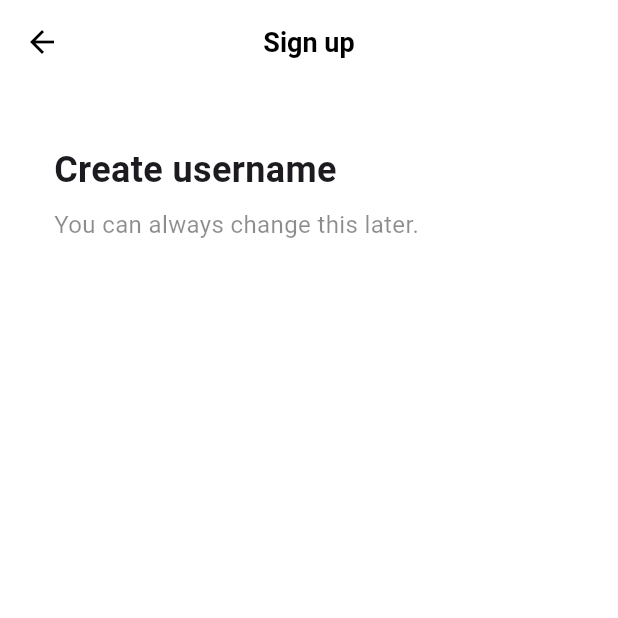
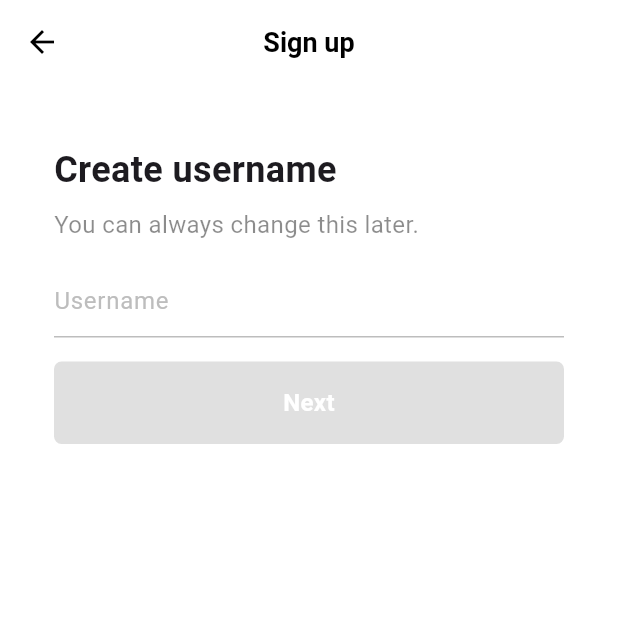
Before and after one commit to helious23/tiktok_clone_again, a Flutter app: the screen it shows after launch, after a tap on "Use email & password", on a phone screen of 412 x 824 dp, the top half of it. Run offline on Flutter 3.47's test engine with Material 3 defaults, Android fonts, the phone set to English and light mode, and no system bars; our stand-ins replace font_awesome_flutter.

Commit message:
#4.4 Username Screen

```diff
--- a/lib/features/authentication/email_screen.dart
+++ /dev/null
@@ -1,39 +0,0 @@
-import 'package:flutter/material.dart';
-import 'package:tiktok_clone/constants/gaps.dart';
-import 'package:tiktok_clone/constants/sizes.dart';
-
-class EmailScreen extends StatelessWidget {
-  const EmailScreen({super.key});
-
-  @override
-  Widget build(BuildContext context) {
-    return Scaffold(
-      appBar: AppBar(title: Text('Sign up')),
-      body: Padding(
-        padding: const EdgeInsets.symmetric(horizontal: Sizes.size36),
-        child: Column(
-          crossAxisAlignment: CrossAxisAlignment.start,
-          children: [
-            Gaps.v40,
-            Text(
-              "Create username",
-              style: TextStyle(
-                fontSize: Sizes.size24,
-                fontWeight: FontWeight.w700,
-              ),
-            ),
-            Gaps.v8,
-            Text(
-              "You can always change this later.",
-              style: TextStyle(
-                fontSize: Sizes.size16,
-                color: Colors.black45,
-              ),
-            ),
-            Gaps.v40,
-          ],
-        ),
-      ),
-    );
-  }
-}
--- a/lib/features/authentication/login_screen.dart
+++ b/lib/features/authentication/login_screen.dart
@@ -2,7 +2,7 @@ import 'package:flutter/material.dart';
 import 'package:font_awesome_flutter/font_awesome_flutter.dart';
 import 'package:tiktok_clone/constants/gaps.dart';
 import 'package:tiktok_clone/constants/sizes.dart';
-import 'package:tiktok_clone/features/authentication/email_screen.dart';
+import 'package:tiktok_clone/features/authentication/username_screen.dart';
 import 'package:tiktok_clone/features/authentication/widgets/auth_button.dart';
 
 class LoginScreen extends StatelessWidget {
@@ -41,25 +41,25 @@ class LoginScreen extends StatelessWidget {
               AuthButton(
                 text: 'Use email & password',
                 icon: FaIcon(FontAwesomeIcons.user),
-                page: EmailScreen(),
+                page: UsernameScreen(),
               ),
               Gaps.v16,
               AuthButton(
                 text: 'Continue with Facebook',
                 icon: FaIcon(FontAwesomeIcons.facebook),
-                page: EmailScreen(),
+                page: UsernameScreen(),
               ),
               Gaps.v16,
               AuthButton(
                 text: 'Continue with Apple',
                 icon: FaIcon(FontAwesomeIcons.apple),
-                page: EmailScreen(),
+                page: UsernameScreen(),
               ),
               Gaps.v16,
               AuthButton(
                 text: 'Continue with Google',
                 icon: FaIcon(FontAwesomeIcons.google),
-                page: EmailScreen(),
+                page: UsernameScreen(),
               ),
             ],
           ),
--- a/lib/features/authentication/sign_up_screen.dart
+++ b/lib/features/authentication/sign_up_screen.dart
@@ -3,7 +3,7 @@ import 'package:font_awesome_flutter/font_awesome_flutter.dart';
 import 'package:tiktok_clone/constants/gaps.dart';
 import 'package:tiktok_clone/constants/sizes.dart';
 import 'package:tiktok_clone/features/authentication/login_screen.dart';
-import 'package:tiktok_clone/features/authentication/email_screen.dart';
+import 'package:tiktok_clone/features/authentication/username_screen.dart';
 import 'package:tiktok_clone/features/authentication/widgets/auth_button.dart';
 
 class SignUpScreen extends StatelessWidget {
@@ -44,25 +44,25 @@ class SignUpScreen extends StatelessWidget {
               AuthButton(
                 text: 'Use email & password',
                 icon: FaIcon(FontAwesomeIcons.user),
-                page: EmailScreen(),
+                page: UsernameScreen(),
               ),
               Gaps.v16,
               AuthButton(
                 text: 'Continue with Facebook',
                 icon: FaIcon(FontAwesomeIcons.facebook),
-                page: EmailScreen(),
+                page: UsernameScreen(),
               ),
               Gaps.v16,
               AuthButton(
                 text: 'Continue with Apple',
                 icon: FaIcon(FontAwesomeIcons.apple),
-                page: EmailScreen(),
+                page: UsernameScreen(),
               ),
               Gaps.v16,
               AuthButton(
                 text: 'Continue with Google',
                 icon: FaIcon(FontAwesomeIcons.google),
-                page: EmailScreen(),
+                page: UsernameScreen(),
               ),
             ],
           ),
--- a/lib/features/authentication/username_screen.dart
+++ b/lib/features/authentication/username_screen.dart
@@ -0,0 +1,98 @@
+import 'package:flutter/material.dart';
+import 'package:tiktok_clone/constants/gaps.dart';
+import 'package:tiktok_clone/constants/sizes.dart';
+
+class UsernameScreen extends StatefulWidget {
+  const UsernameScreen({super.key});
+
+  @override
+  State<UsernameScreen> createState() => _UsernameScreenState();
+}
+
+class _UsernameScreenState extends State<UsernameScreen> {
+  final TextEditingController _usernameController =
+      TextEditingController();
+
+  String _username = '';
+
+  @override
+  void initState() {
+    super.initState();
+    _usernameController.addListener(() {
+      setState(() {
+        _username = _usernameController.text;
+      });
+    });
+  }
+
+  @override
+  Widget build(BuildContext context) {
+    return Scaffold(
+      appBar: AppBar(title: Text('Sign up')),
+      body: Padding(
+        padding: const EdgeInsets.symmetric(horizontal: Sizes.size36),
+        child: Column(
+          crossAxisAlignment: CrossAxisAlignment.start,
+          children: [
+            Gaps.v40,
+            Text(
+              "Create username",
+              style: TextStyle(
+                fontSize: Sizes.size24,
+                fontWeight: FontWeight.w700,
+              ),
+            ),
+            Gaps.v8,
+            Text(
+              "You can always change this later.",
+              style: TextStyle(
+                fontSize: Sizes.size16,
+                color: Colors.black45,
+              ),
+            ),
+            Gaps.v16,
+            TextField(
+              controller: _usernameController,
+              cursorColor: Theme.of(context).primaryColor,
+              decoration: InputDecoration(
+                hintText: 'Username',
+                hintStyle: TextStyle(color: Colors.grey.shade400),
+                enabledBorder: UnderlineInputBorder(
+                  borderSide: BorderSide(color: Colors.grey.shade400),
+                ),
+                focusedBorder: UnderlineInputBorder(
+                  borderSide: BorderSide(
+                    color: Theme.of(context).primaryColor,
+                  ),
+                ),
+              ),
+            ),
+            Gaps.v16,
+            FractionallySizedBox(
+              widthFactor: 1,
+              child: AnimatedContainer(
+                duration: const Duration(milliseconds: 300),
+                padding: EdgeInsets.symmetric(vertical: Sizes.size16),
+                decoration: BoxDecoration(
+                  borderRadius: BorderRadius.circular(Sizes.size5),
+                  color: _username.isEmpty
+                      ? Colors.grey.shade300
+                      : Theme.of(context).primaryColor,
+                ),
+                child: Text(
+                  'Next',
+                  textAlign: TextAlign.center,
+                  style: TextStyle(
+                    color: Colors.white,
+                    fontWeight: FontWeight.w600,
+                    fontSize: Sizes.size16,
+                  ),
+                ),
+              ),
+            ),
+          ],
+        ),
+      ),
+    );
+  }
+}
```
